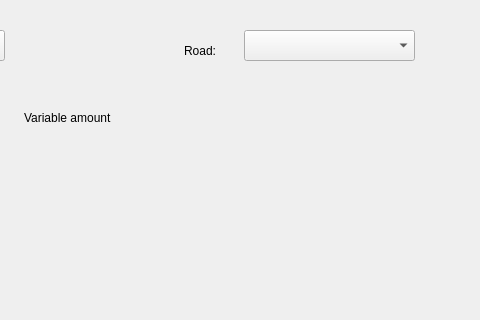
victorzhj/roadConditionMonitor, file rojekti/mainwindow.ui: the form before one commit; both pictures show x 356 to 836 and y 0 to 320 of the 836 by 996 pixel window.
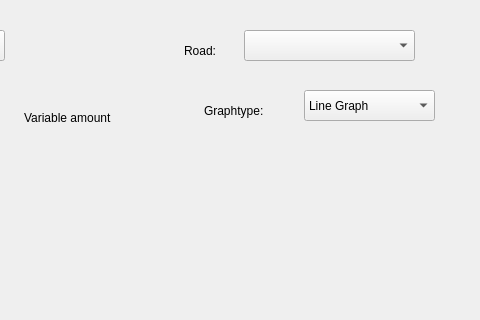
The form after the commit.

Commit message: Added option to change graph type

What changed in the file:
```diff
--- a/rojekti/mainwindow.ui
+++ b/rojekti/mainwindow.ui
@@ -474,6 +474,44 @@
      <string>Delete graph</string>
     </property>
    </widget>
+   <widget class="QComboBox" name="GraphcomboBox">
+    <property name="geometry">
+     <rect>
+      <x>660</x>
+      <y>90</y>
+      <width>131</width>
+      <height>31</height>
+     </rect>
+    </property>
+    <item>
+     <property name="text">
+      <string>Line Graph</string>
+     </property>
+    </item>
+    <item>
+     <property name="text">
+      <string>Bar Graph</string>
+     </property>
+    </item>
+    <item>
+     <property name="text">
+      <string>Scatter plot</string>
+     </property>
+    </item>
+   </widget>
+   <widget class="QLabel" name="label_9">
+    <property name="geometry">
+     <rect>
+      <x>560</x>
+      <y>100</y>
+      <width>71</width>
+      <height>21</height>
+     </rect>
+    </property>
+    <property name="text">
+     <string>Graphtype:</string>
+    </property>
+   </widget>
   </widget>
   <widget class="QMenuBar" name="menubar">
    <property name="geometry">
```
The commit also changes 5 other files.
